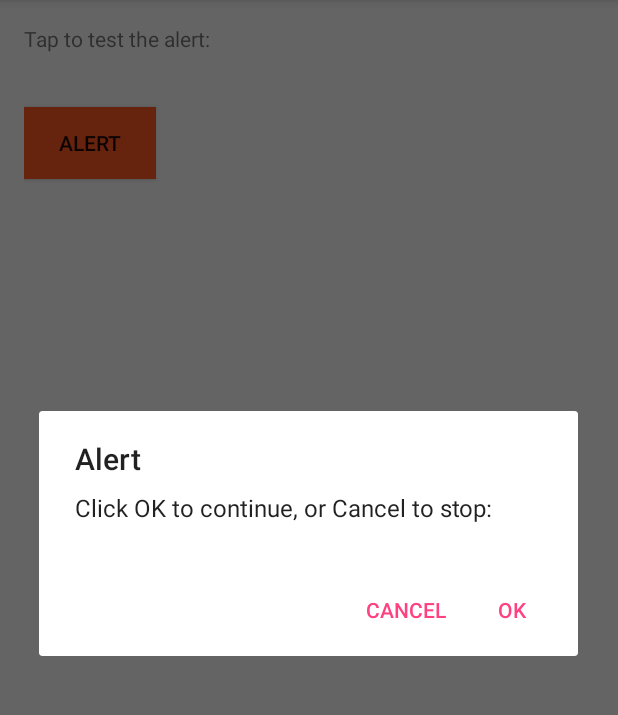
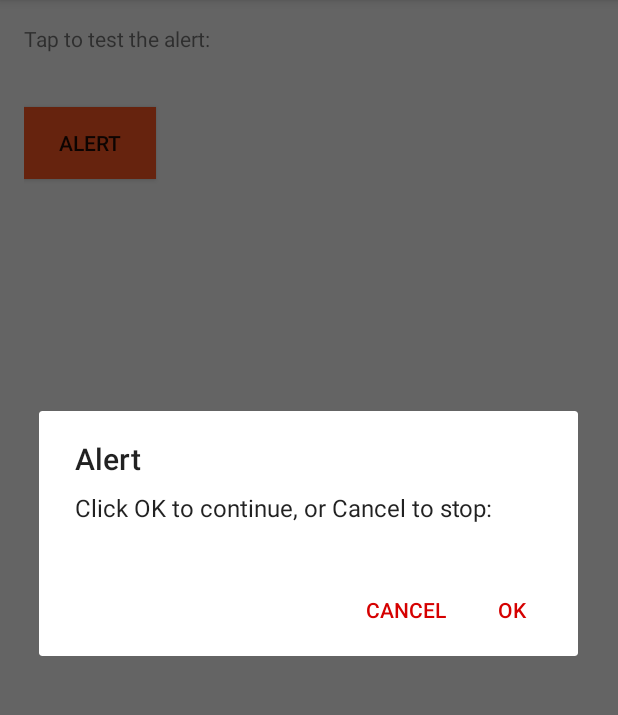
Before and after one commit to SteveWong1412/AlertSample, an Android app: the screen it shows after launch (MainActivity), after a tap on "ALERT", on a phone screen of 412 x 824 dp, the part 84-799 px from its top. Run offline under Robolectric (Android 15) with nearby library versions, the phone set to English and light mode, and no system bars.

Commit message:
Update colors.xml

```diff
--- a/app/src/main/res/values/colors.xml
+++ b/app/src/main/res/values/colors.xml
@@ -2,5 +2,5 @@
 <resources>
     <color name="colorPrimary">#3F51B5</color>
     <color name="colorPrimaryDark">#000000</color>
-    <color name="colorAccent">#FF4081</color>
+    <color name="colorAccent">#d50000</color>
 </resources>
```
